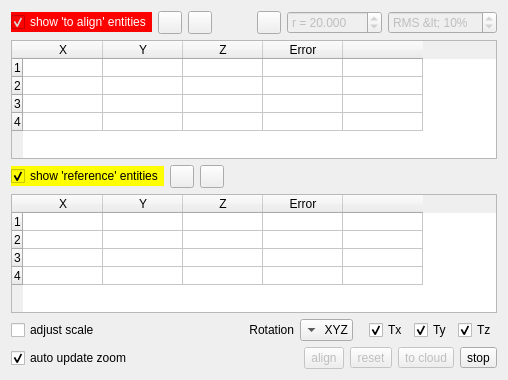
Old version of the form qCC/ui_templates/pointPairRegistrationDlg.ui in the repository CloudCompare/CloudCompare.
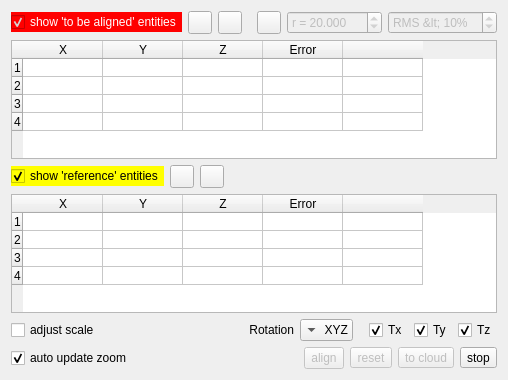
New version of the form. Icons and pictures are not drawn.

Commit message: Improve wording by specifying 'to be aligned' instead of 'aligned' when it makes sense

The edit to the form file:
```diff
--- a/qCC/ui_templates/pointPairRegistrationDlg.ui
+++ b/qCC/ui_templates/pointPairRegistrationDlg.ui
@@ -22,7 +22,7 @@
         <string notr="true">background-color: red; color: white;</string>
        </property>
        <property name="text">
-        <string>show 'to align' entities</string>
+        <string>show 'to be aligned' entities</string>
        </property>
        <property name="checked">
         <bool>true</bool>
```
The commit also changes 5 other files.
